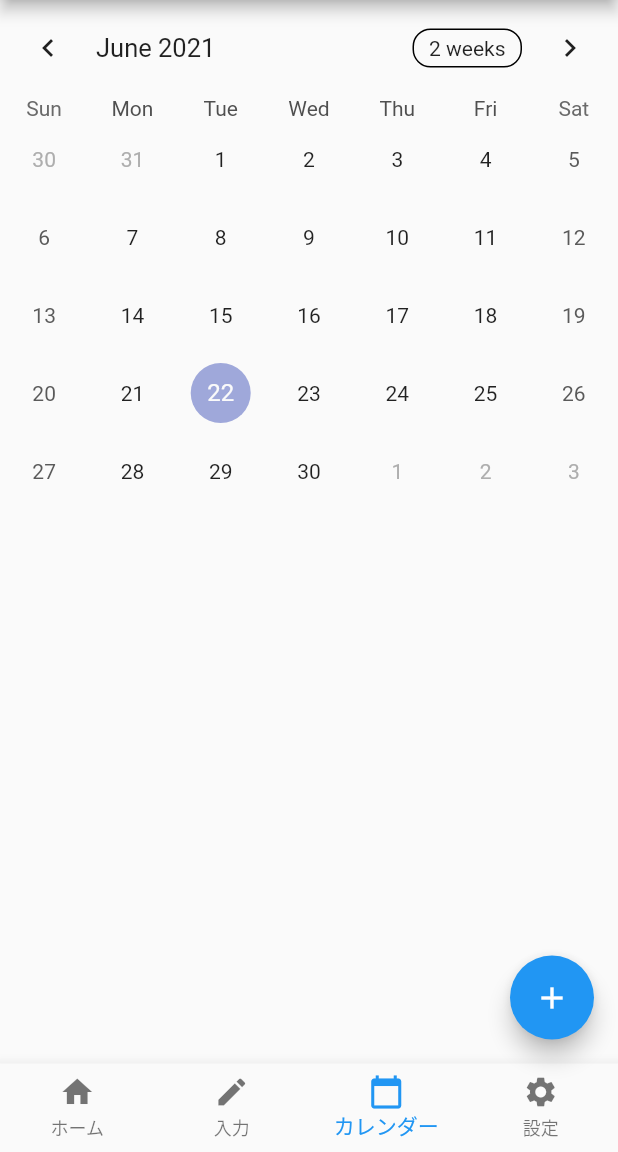
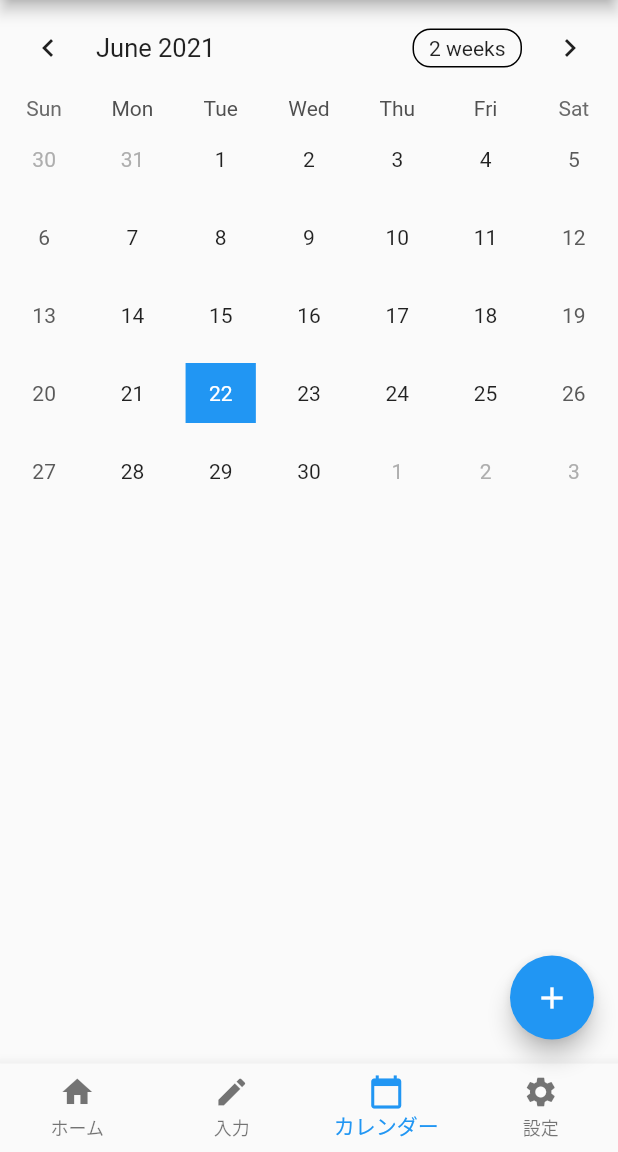
Before and after one commit to kouyoumikan/calendar_firebase, a Flutter app: the Calendar screen opened by its route, on a phone screen of 412 x 824 dp, the part 84-1236 px from its top. Run offline on Flutter 3.47's test engine with Material 2 defaults, Android fonts, the phone set to English and light mode, and no system bars; drawn by our look-alikes of table_calendar.

Commit message:
日付を選択できるように設定

```diff
--- a/lib/pages/calendar.dart
+++ b/lib/pages/calendar.dart
@@ -8,6 +8,9 @@ class Calendar extends StatefulWidget {
 
 class _CalendarState extends State<Calendar> {
   CalendarFormat format = CalendarFormat.month; // カレンダー右上ボタンでフォーマットを切り替え設定
+
+  DateTime selectedDay = DateTime.now(); // 選択される日付の初期値を現在の日付に設定
+  DateTime focusedDay = DateTime.now(); // 二番目に選択される日付の初期値を現在の日付に設定
 
   @override
   Widget build(BuildContext context) {
@@ -23,7 +26,7 @@ class _CalendarState extends State<Calendar> {
         ],
       ),
       body: TableCalendar(
-        focusedDay: DateTime.now(), // 現在の日付に設定
+        focusedDay: selectedDay, // 二番目に選択される日付を現在の日付に設定
         firstDay: DateTime(1990), // カレンダーの最初の年を設定
         lastDay: DateTime(2050), // カレンダーの最後の年を設定
         // カレンダー右上ボタンでフォーマットを変更できるように設定
@@ -35,6 +38,35 @@ class _CalendarState extends State<Calendar> {
         },
         startingDayOfWeek: StartingDayOfWeek.sunday, // 週の初めを日曜日に設定
         daysOfWeekVisible: true,
+        // 二番目にフォーカスして選択される日付の設定
+        onDaySelected: (DateTime selectDay, DateTime focuseDay) {
+          setState(() {
+            selectedDay = selectDay;
+            focusedDay = focuseDay;
+          });
+          print(focusedDay);
+        },
+        // 二番目に選択される日付をフォーカスした日付に更新
+        selectedDayPredicate: (DateTime date) {
+          return isSameDay(selectedDay, date);
+        },
+        calendarStyle: CalendarStyle(
+          isTodayHighlighted: true, // 今日の日付を強調
+          selectedDecoration: BoxDecoration( // 選択した日付のデザイン装飾
+            color: Colors.blue, // 青色
+            //shape: BoxShape.circle, // 円形
+            shape: BoxShape.rectangle, // 四角形
+            //borderRadius: BorderRadius.circular(5.0), // 図形の半径を設定
+          ),
+          selectedTextStyle: TextStyle(color: Colors.white), // 選択した日付の文字色の設定
+          // 現在日時のデザイン装飾
+          todayDecoration: BoxDecoration(
+            color: Colors.purpleAccent, // 明るい紫色
+            //shape: BoxShape.circle, // 円形
+            shape: BoxShape.rectangle, // 四角形
+            //borderRadius: BorderRadius.circular(5.0), // 図形の半径を設定
+          ),
+        ),
       ),
 //      body: SingleChildScrollView(
 //        child: Column(
```
